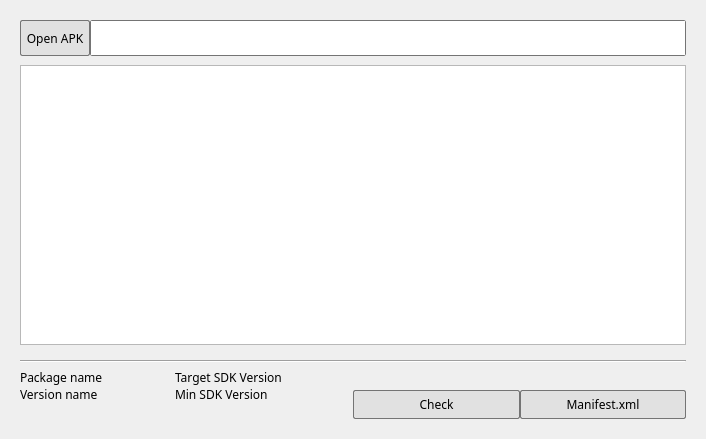
Qt form ui/appchecker_window.ui (liyansong2018/ReverseWidget) before a commit.
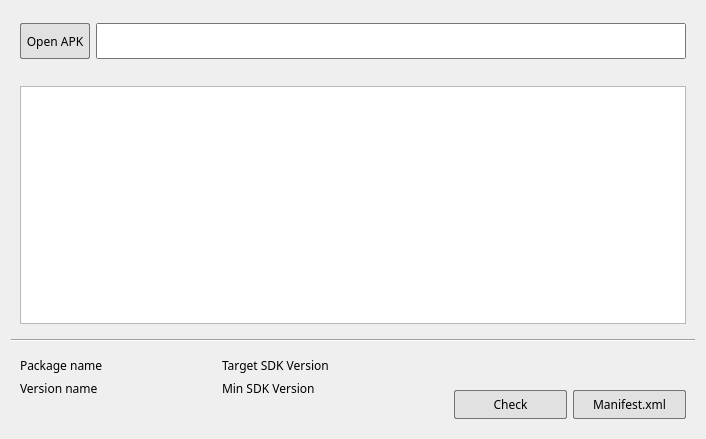
The same form after that commit. Icons and pictures are not drawn.

Commit message: Flat appchecker_window ui for more modern operating system such as Win11

Patch:
```diff
--- a/ui/appchecker_window.ui
+++ b/ui/appchecker_window.ui
@@ -22,30 +22,25 @@
    <iconset>
     <normaloff>resources/pictures/hacker.png</normaloff>resources/pictures/hacker.png</iconset>
   </property>
-  <layout class="QGridLayout" name="gridLayout_3">
-   <property name="leftMargin">
-    <number>20</number>
-   </property>
-   <property name="topMargin">
-    <number>20</number>
-   </property>
-   <property name="rightMargin">
-    <number>20</number>
-   </property>
-   <property name="bottomMargin">
-    <number>20</number>
-   </property>
-   <property name="horizontalSpacing">
-    <number>7</number>
-   </property>
-   <item row="0" column="0">
+  <property name="styleSheet">
+   <string notr="true">QGroupBox{
+	border: 0px;
+}</string>
+  </property>
+  <layout class="QGridLayout" name="gridLayout_5">
+   <item row="0" column="0" colspan="2">
+    <widget class="QGroupBox" name="groupBox_1">
+     <property name="maximumSize">
+      <size>
+       <width>16777215</width>
+       <height>60</height>
+      </size>
+     </property>
+     <property name="title">
+      <string/>
+     </property>
     <layout class="QGridLayout" name="gridLayout">
-     <item row="0" column="1">
-      <layout class="QHBoxLayout" name="horizontalLayout">
-       <property name="spacing">
-        <number>0</number>
-       </property>
-       <item>
+      <item row="0" column="0">
         <widget class="QPushButton" name="openButton">
          <property name="maximumSize">
           <size>
@@ -94,7 +89,7 @@
          </property>
         </widget>
        </item>
-       <item>
+      <item row="0" column="1">
         <widget class="QTextEdit" name="textEdit">
          <property name="maximumSize">
           <size>
@@ -116,28 +111,20 @@
           <string>&lt;!DOCTYPE HTML PUBLIC &quot;-//W3C//DTD HTML 4.0//EN&quot; &quot;http://www.w3.org/TR/REC-html40/strict.dtd&quot;&gt;
 &lt;html&gt;&lt;head&gt;&lt;meta name=&quot;qrichtext&quot; content=&quot;1&quot; /&gt;&lt;style type=&quot;text/css&quot;&gt;
 p, li { white-space: pre-wrap; }
-&lt;/style&gt;&lt;/head&gt;&lt;body style=&quot; font-family:'微软雅黑','微软雅黑'; font-size:9.07563pt; font-weight:400; font-style:normal;&quot;&gt;
-&lt;p style=&quot;-qt-paragraph-type:empty; margin-top:0px; margin-bottom:0px; margin-left:0px; margin-right:0px; -qt-block-indent:0; text-indent:0px; font-size:9.07563pt;&quot;&gt;&lt;br /&gt;&lt;/p&gt;&lt;/body&gt;&lt;/html&gt;</string>
+&lt;/style&gt;&lt;/head&gt;&lt;body style=&quot; font-family:'微软雅黑'; font-size:9pt; font-weight:400; font-style:normal;&quot;&gt;
+&lt;p style=&quot;-qt-paragraph-type:empty; margin-top:0px; margin-bottom:0px; margin-left:0px; margin-right:0px; -qt-block-indent:0; text-indent:0px; font-family:'微软雅黑','微软雅黑'; font-size:9.07563pt;&quot;&gt;&lt;br /&gt;&lt;/p&gt;&lt;/body&gt;&lt;/html&gt;</string>
          </property>
         </widget>
        </item>
       </layout>
-     </item>
-     <item row="1" column="1">
-      <widget class="QWidget" name="widget" native="true">
+    </widget>
+   </item>
+   <item row="1" column="0" colspan="2">
+    <widget class="QGroupBox" name="groupBox_2">
+     <property name="title">
+      <string/>
+     </property>
        <layout class="QGridLayout" name="gridLayout_2">
-        <property name="leftMargin">
-         <number>0</number>
-        </property>
-        <property name="topMargin">
-         <number>9</number>
-        </property>
-        <property name="rightMargin">
-         <number>0</number>
-        </property>
-        <property name="verticalSpacing">
-         <number>0</number>
-        </property>
         <item row="0" column="0">
          <widget class="QTextBrowser" name="textBrowser">
           <property name="font">
@@ -152,8 +139,8 @@
            <string>&lt;!DOCTYPE HTML PUBLIC &quot;-//W3C//DTD HTML 4.0//EN&quot; &quot;http://www.w3.org/TR/REC-html40/strict.dtd&quot;&gt;
 &lt;html&gt;&lt;head&gt;&lt;meta name=&quot;qrichtext&quot; content=&quot;1&quot; /&gt;&lt;style type=&quot;text/css&quot;&gt;
 p, li { white-space: pre-wrap; }
-&lt;/style&gt;&lt;/head&gt;&lt;body style=&quot; font-family:'微软雅黑','微软雅黑'; font-size:9.07563pt; font-weight:400; font-style:normal;&quot;&gt;
-&lt;p style=&quot;-qt-paragraph-type:empty; margin-top:0px; margin-bottom:0px; margin-left:0px; margin-right:0px; -qt-block-indent:0; text-indent:0px; font-family:'微软雅黑'; font-size:9.07563pt;&quot;&gt;&lt;br /&gt;&lt;/p&gt;&lt;/body&gt;&lt;/html&gt;</string>
+&lt;/style&gt;&lt;/head&gt;&lt;body style=&quot; font-family:'微软雅黑'; font-size:9pt; font-weight:400; font-style:normal;&quot;&gt;
+&lt;p style=&quot;-qt-paragraph-type:empty; margin-top:0px; margin-bottom:0px; margin-left:0px; margin-right:0px; -qt-block-indent:0; text-indent:0px; font-size:9.07563pt;&quot;&gt;&lt;br /&gt;&lt;/p&gt;&lt;/body&gt;&lt;/html&gt;</string>
           </property>
           <property name="overwriteMode">
            <bool>false</bool>
@@ -166,195 +153,42 @@
        </layout>
       </widget>
      </item>
-    </layout>
-   </item>
-   <item row="1" column="0">
+   <item row="2" column="0" colspan="2">
     <widget class="Line" name="line">
      <property name="orientation">
       <enum>Qt::Horizontal</enum>
      </property>
     </widget>
    </item>
-   <item row="2" column="0">
+   <item row="3" column="0">
+    <widget class="QGroupBox" name="groupBox_4">
+     <property name="title">
+      <string/>
+     </property>
+     <layout class="QGridLayout" name="gridLayout_4">
+      <item row="0" column="0">
     <layout class="QGridLayout" name="gridLayoutBar">
      <item row="1" column="0">
       <widget class="QLabel" name="labelHint">
-       <property name="text">
-        <string/>
-       </property>
-      </widget>
-     </item>
-     <item row="0" column="1" rowspan="2">
-      <layout class="QVBoxLayout" name="verticalLayout">
-       <item>
-        <layout class="QHBoxLayout" name="horizontalLayoutIcon">
-         <item>
-          <widget class="QLabel" name="labelGoogle">
-           <property name="maximumSize">
-            <size>
-             <width>40</width>
-             <height>40</height>
-            </size>
-           </property>
-           <property name="text">
-            <string/>
-           </property>
-           <property name="pixmap">
-            <pixmap>resources/pictures/google-play.png</pixmap>
-           </property>
-           <property name="scaledContents">
-            <bool>true</bool>
-           </property>
-           <property name="openExternalLinks">
-            <bool>true</bool>
-           </property>
-          </widget>
-         </item>
-         <item>
-          <widget class="QLabel" name="labelApkpure">
-           <property name="maximumSize">
-            <size>
-             <width>40</width>
-             <height>40</height>
-            </size>
-           </property>
-           <property name="text">
-            <string/>
-           </property>
-           <property name="pixmap">
-            <pixmap>resources/pictures/apkpure.png</pixmap>
-           </property>
-           <property name="scaledContents">
-            <bool>true</bool>
-           </property>
-           <property name="openExternalLinks">
-            <bool>true</bool>
-           </property>
-          </widget>
-         </item>
-         <item>
-          <widget class="QLabel" name="labelCombo">
-           <property name="maximumSize">
-            <size>
-             <width>40</width>
-             <height>40</height>
-            </size>
-           </property>
-           <property name="text">
-            <string/>
-           </property>
-           <property name="pixmap">
-            <pixmap>resources/pictures/apkcombo.png</pixmap>
-           </property>
-           <property name="scaledContents">
-            <bool>true</bool>
-           </property>
-           <property name="openExternalLinks">
-            <bool>true</bool>
-           </property>
-          </widget>
-         </item>
-        </layout>
-       </item>
-       <item>
-        <layout class="QHBoxLayout" name="horizontalLayout_3">
-         <property name="spacing">
-          <number>0</number>
-         </property>
-         <item>
-          <widget class="QPushButton" name="checkButton">
-           <property name="maximumSize">
-            <size>
-             <width>16777215</width>
-             <height>16777215</height>
-            </size>
-           </property>
            <property name="font">
             <font>
              <family>微软雅黑</family>
-             <underline>false</underline>
-             <strikeout>false</strikeout>
-            </font>
-           </property>
-           <property name="styleSheet">
-            <string notr="true">QGroupBox{
-	border:0px
-}
-QPushButton{
-	text-align:center;
-    text-decoration:none;
-    background:#e1e1e1;
-    color:#000000;
-
-    padding: 5px 5px 5px 5px;
-    font-weight:light;
-    border-radius:2px;
-	border:1px solid #747474;
-	white-space: nowrap;
-}
-
-QPushButton::checked,QPushButton::hover{
-	background-image: url(&quot;ui/resources/pictures/blue_menu.png&quot;);
-	color:#ffffff;
-	font-weight: bold;
-}</string>
-           </property>
+           </font>
+          </property>
            <property name="text">
-            <string>Check</string>
-           </property>
-          </widget>
-         </item>
-         <item>
-          <widget class="QPushButton" name="fullInfoButton">
-           <property name="maximumSize">
-            <size>
-             <width>16777215</width>
-             <height>16777215</height>
-            </size>
-           </property>
-           <property name="font">
-            <font>
-             <family>微软雅黑</family>
-             <underline>false</underline>
-             <strikeout>false</strikeout>
-            </font>
-           </property>
-           <property name="styleSheet">
-            <string notr="true">QGroupBox{
-	border:0px
-}
-QPushButton{
-	text-align:center;
-    text-decoration:none;
-    background:#e1e1e1;
-    color:#000000;
-
-    padding: 5px 5px 5px 5px;
-    font-weight:light;
-    border-radius:2px;
-	border:1px solid #747474;
-	white-space: nowrap;
-}
-
-QPushButton::checked,QPushButton::hover{
-	background-image: url(&quot;ui/resources/pictures/blue_menu.png&quot;);
-	color:#ffffff;
-	font-weight: bold;
-}</string>
-           </property>
-           <property name="text">
-            <string>Manifest.xml</string>
-           </property>
-          </widget>
-         </item>
-        </layout>
-       </item>
-      </layout>
+           <string/>
+          </property>
+         </widget>
      </item>
      <item row="0" column="0">
       <layout class="QGridLayout" name="gridLayout_6">
        <item row="0" column="0">
         <widget class="QLabel" name="label">
+            <property name="font">
+             <font>
+              <family>微软雅黑</family>
+             </font>
+            </property>
          <property name="mouseTracking">
           <bool>false</bool>
          </property>
@@ -368,6 +202,11 @@
        </item>
        <item row="1" column="3">
         <widget class="QLabel" name="labelMiniSDKVersion">
+            <property name="font">
+             <font>
+              <family>微软雅黑</family>
+             </font>
+            </property>
          <property name="text">
           <string/>
          </property>
@@ -378,6 +217,11 @@
        </item>
        <item row="0" column="2">
         <widget class="QLabel" name="label_4">
+            <property name="font">
+             <font>
+              <family>微软雅黑</family>
+             </font>
+            </property>
          <property name="text">
           <string>Target SDK Version</string>
          </property>
@@ -385,6 +229,11 @@
        </item>
        <item row="0" column="1">
         <widget class="QLabel" name="labelPackage">
+            <property name="font">
+             <font>
+              <family>微软雅黑</family>
+             </font>
+            </property>
          <property name="text">
           <string/>
          </property>
@@ -395,6 +244,11 @@
        </item>
        <item row="1" column="1">
         <widget class="QLabel" name="labelVersion">
+            <property name="font">
+             <font>
+              <family>微软雅黑</family>
+             </font>
+            </property>
          <property name="text">
           <string/>
          </property>
@@ -405,6 +259,11 @@
        </item>
        <item row="0" column="3">
         <widget class="QLabel" name="labelSDKVersion">
+            <property name="font">
+             <font>
+              <family>微软雅黑</family>
+             </font>
+            </property>
          <property name="text">
           <string/>
          </property>
@@ -415,6 +274,11 @@
        </item>
        <item row="1" column="0">
         <widget class="QLabel" name="label_2">
+            <property name="font">
+             <font>
+              <family>微软雅黑</family>
+             </font>
+            </property>
          <property name="text">
           <string>Version name</string>
          </property>
@@ -422,6 +286,11 @@
        </item>
        <item row="1" column="2">
         <widget class="QLabel" name="label_3">
+            <property name="font">
+             <font>
+              <family>微软雅黑</family>
+             </font>
+            </property>
          <property name="text">
           <string>Min SDK Version</string>
          </property>
@@ -430,6 +299,186 @@
       </layout>
      </item>
     </layout>
+      </item>
+     </layout>
+    </widget>
+   </item>
+   <item row="3" column="1">
+    <widget class="QGroupBox" name="groupBox_3">
+     <property name="minimumSize">
+      <size>
+       <width>200</width>
+       <height>0</height>
+      </size>
+     </property>
+     <property name="maximumSize">
+      <size>
+       <width>250</width>
+       <height>120</height>
+      </size>
+     </property>
+     <property name="title">
+      <string/>
+     </property>
+     <layout class="QGridLayout" name="gridLayout_3">
+      <item row="1" column="0">
+       <widget class="QPushButton" name="checkButton">
+        <property name="maximumSize">
+         <size>
+          <width>16777215</width>
+          <height>16777215</height>
+         </size>
+        </property>
+        <property name="font">
+         <font>
+          <family>微软雅黑</family>
+          <underline>false</underline>
+          <strikeout>false</strikeout>
+         </font>
+        </property>
+        <property name="styleSheet">
+         <string notr="true">QGroupBox{
+	border:0px
+}
+QPushButton{
+	text-align:center;
+    text-decoration:none;
+    background:#e1e1e1;
+    color:#000000;
+
+    padding: 5px 5px 5px 5px;
+    font-weight:light;
+    border-radius:2px;
+	border:1px solid #747474;
+	white-space: nowrap;
+}
+
+QPushButton::checked,QPushButton::hover{
+	background-image: url(&quot;ui/resources/pictures/blue_menu.png&quot;);
+	color:#ffffff;
+	font-weight: bold;
+}</string>
+        </property>
+        <property name="text">
+         <string>Check</string>
+        </property>
+       </widget>
+      </item>
+      <item row="1" column="1">
+       <widget class="QPushButton" name="fullInfoButton">
+        <property name="maximumSize">
+         <size>
+          <width>16777215</width>
+          <height>16777215</height>
+         </size>
+        </property>
+        <property name="font">
+         <font>
+          <family>微软雅黑</family>
+          <underline>false</underline>
+          <strikeout>false</strikeout>
+         </font>
+        </property>
+        <property name="styleSheet">
+         <string notr="true">QGroupBox{
+	border:0px
+}
+QPushButton{
+	text-align:center;
+    text-decoration:none;
+    background:#e1e1e1;
+    color:#000000;
+
+    padding: 5px 5px 5px 5px;
+    font-weight:light;
+    border-radius:2px;
+	border:1px solid #747474;
+	white-space: nowrap;
+}
+
+QPushButton::checked,QPushButton::hover{
+	background-image: url(&quot;ui/resources/pictures/blue_menu.png&quot;);
+	color:#ffffff;
+	font-weight: bold;
+}</string>
+        </property>
+        <property name="text">
+         <string>Manifest.xml</string>
+        </property>
+       </widget>
+      </item>
+      <item row="0" column="0" colspan="2">
+       <layout class="QHBoxLayout" name="horizontalLayoutIcon">
+        <item>
+         <widget class="QLabel" name="labelGoogle">
+          <property name="maximumSize">
+           <size>
+            <width>40</width>
+            <height>40</height>
+           </size>
+          </property>
+          <property name="text">
+           <string/>
+          </property>
+          <property name="pixmap">
+           <pixmap>resources/pictures/google-play.png</pixmap>
+          </property>
+          <property name="scaledContents">
+           <bool>true</bool>
+          </property>
+          <property name="openExternalLinks">
+           <bool>true</bool>
+          </property>
+         </widget>
+        </item>
+        <item>
+         <widget class="QLabel" name="labelApkpure">
+          <property name="maximumSize">
+           <size>
+            <width>40</width>
+            <height>40</height>
+           </size>
+          </property>
+          <property name="text">
+           <string/>
+          </property>
+          <property name="pixmap">
+           <pixmap>resources/pictures/apkpure.png</pixmap>
+          </property>
+          <property name="scaledContents">
+           <bool>true</bool>
+          </property>
+          <property name="openExternalLinks">
+           <bool>true</bool>
+          </property>
+         </widget>
+        </item>
+        <item>
+         <widget class="QLabel" name="labelCombo">
+          <property name="maximumSize">
+           <size>
+            <width>40</width>
+            <height>40</height>
+           </size>
+          </property>
+          <property name="text">
+           <string/>
+          </property>
+          <property name="pixmap">
+           <pixmap>resources/pictures/apkcombo.png</pixmap>
+          </property>
+          <property name="scaledContents">
+           <bool>true</bool>
+          </property>
+          <property name="openExternalLinks">
+           <bool>true</bool>
+          </property>
+         </widget>
+        </item>
+       </layout>
+      </item>
+     </layout>
+    </widget>
    </item>
   </layout>
  </widget>
```
Lines whose indentation alone changed are shown as unchanged. The commit also changes 6 other files.
